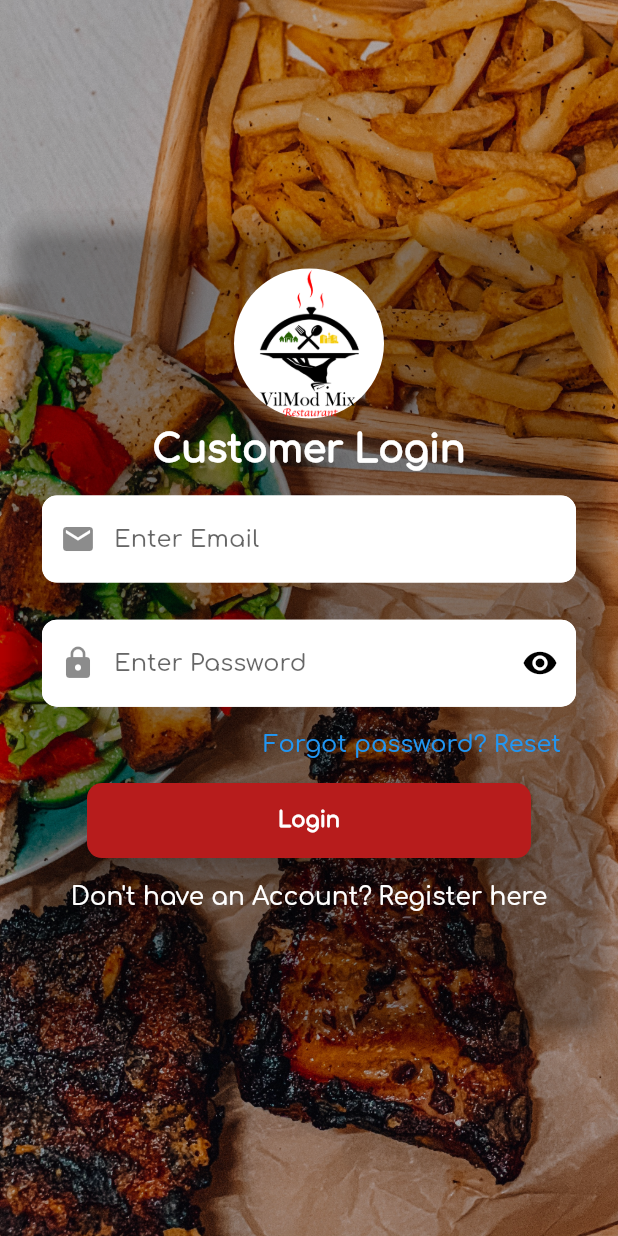
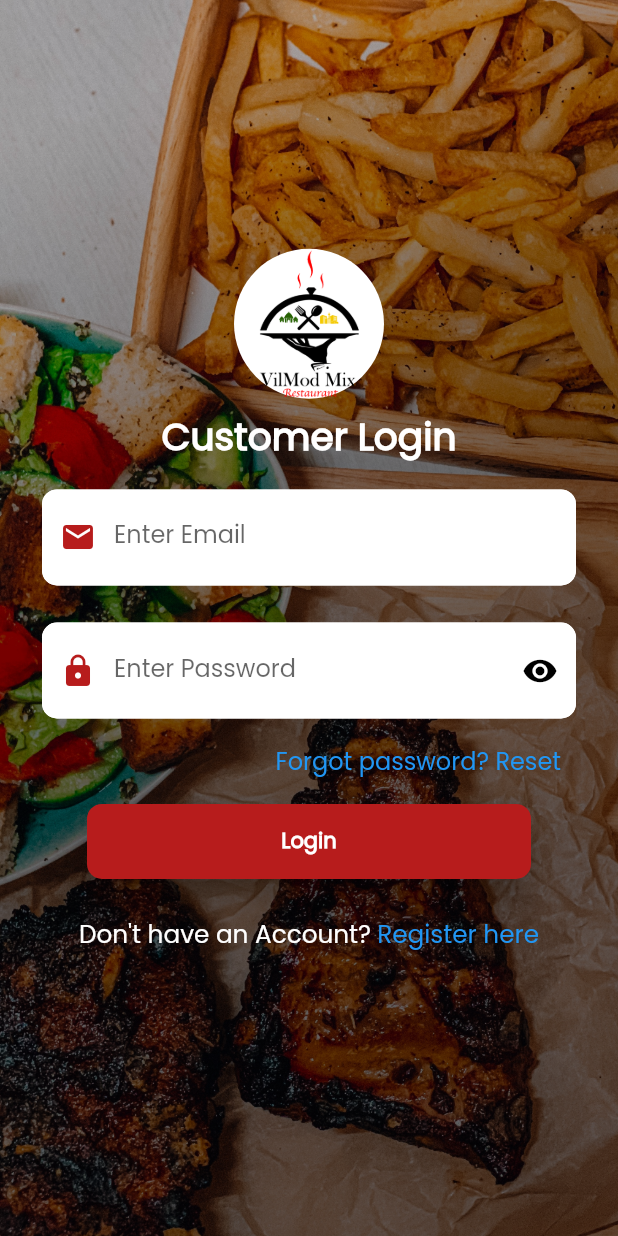
Before and after one commit to beeekelum/vilmod, a Flutter app: the screen it shows after launch, on a phone screen of 412 x 824 dp. Run offline on Flutter 3.47's test engine with Material 2 defaults, Android fonts, the phone set to English and light mode, and no system bars; drawn by our look-alikes of flutter_form_builder; our stand-ins replace badges, cached_network_image, carousel_slider, cloud_firestore, firebase_auth, firebase_messaging and 11 more; missing offline and left inert: bloc_pattern, flutter_inappwebview; accounts and stored records are empty.

Commit message:
New changes

```diff
--- a/lib/components/loading.dart
+++ b/lib/components/loading.dart
@@ -7,7 +7,7 @@ class Loading extends StatelessWidget {
     return Container(
       color: Colors.white,
       child: Center(
-        child: SpinKitChasingDots(
+        child: SpinKitFadingCircle(
           color: Colors.red[900],
           size: 50,
         ),
--- a/lib/main.dart
+++ b/lib/main.dart
@@ -48,7 +48,7 @@ class MyApp extends StatelessWidget {
                     //home: ProcessOrderPayment(),
                     home: VMSplashScreen(),
                     theme: ThemeData(
-                        primaryColor: Colors.red[900], fontFamily: 'Comfortaa'),
+                        primaryColor: Colors.red[900], fontFamily: 'Poppins'),
                     routes: {
                       '/reset_password': (context) => PasswordReset(),
                       '/home_page': (context) => MyHomePage(),
--- a/lib/screens/cart.dart
+++ b/lib/screens/cart.dart
@@ -665,7 +665,7 @@ class _ItemContentState extends State<ItemContent> {
                       TextSpan(
                           text: widget.foodItem.foodItemName,
                           style: TextStyle(
-                              fontFamily: 'Comfortaa',
+                              fontFamily: 'Poppins',
                               fontSize: 15,
                               fontWeight: FontWeight.bold)),
                     ],
--- a/lib/screens/mobile_profile.dart
+++ b/lib/screens/mobile_profile.dart
@@ -183,14 +183,14 @@ class MobileProfile extends StatelessWidget {
                 fontSize: 16,
                 color: Colors.black,
                 fontWeight: FontWeight.w500,
-                fontFamily: 'Comfortaa', decoration: TextDecoration.underline,),
+                fontFamily: 'Poppins', decoration: TextDecoration.underline,),
           ),
           subtitle: Text(
             title,
             style: TextStyle(
                 fontSize: 13,
                 fontWeight: FontWeight.w100,
-                fontFamily: 'Comfortaa', color: Colors.black38),
+                fontFamily: 'Poppins', color: Colors.black38),
           ),
         ),
       ),
--- a/lib/screens/sign_in_page.dart
+++ b/lib/screens/sign_in_page.dart
@@ -8,6 +8,7 @@ import 'package:vilmod/services/auth.dart';
 import 'package:flutter_form_builder/flutter_form_builder.dart';
 import 'package:vilmod/utils/SizeConfig.dart';
 import 'package:vilmod/widgets/styles.dart';
+import 'package:flushbar/flushbar.dart';
 
 class SignIn extends StatefulWidget {
   final Function toggleView;
@@ -20,6 +21,7 @@ class SignIn extends StatefulWidget {
 
 class _SignInState extends State<SignIn> {
   final AuthService _auth = AuthService();
+
   // final _formKey = GlobalKey<FormState>();
   bool autoValidate = false;
   final GlobalKey<FormBuilderState> _fbKey = GlobalKey<FormBuilderState>();
@@ -56,8 +58,8 @@ class _SignInState extends State<SignIn> {
                       gradient: LinearGradient(
                         colors: [
                           Colors.black.withOpacity(0.3),
-                          Colors.black.withOpacity(0.3),
-                          Colors.black.withOpacity(0.3),
+                          Colors.black.withOpacity(0.5),
+                          Colors.black.withOpacity(0.6),
                         ],
                         //begin: Alignment.bottomLeft,
                         begin: Alignment.topCenter,
@@ -70,9 +72,9 @@ class _SignInState extends State<SignIn> {
                       child: Padding(
                         padding: const EdgeInsets.all(8.0),
                         child: Material(
-                          elevation: 5,
+                          //elevation: 5,
                           color: Colors.transparent,
-                          shadowColor: Colors.black,
+                          //shadowColor: Colors.black,
                           borderRadius: BorderRadius.circular(20),
                           child: FormBuilder(
                             key: _fbKey,
@@ -102,11 +104,14 @@ class _SignInState extends State<SignIn> {
                                       left: 20.0, right: 20.0),
                                   child: FormBuilderTextField(
                                     attribute: "email",
-                                    decoration: textFormFieldDecoration.copyWith(
+                                    decoration:
+                                        textFormFieldDecoration.copyWith(
                                             labelText: "Enter Email",
                                             hintText: "Email",
-                                      prefixIcon: Icon(Icons.mail)
-                                    ),
+                                            prefixIcon: Icon(
+                                              Icons.mail,
+                                              color: Colors.red[900],
+                                            )),
                                     onChanged: (value) {
                                       email = value.toString().trim();
                                     },
@@ -123,10 +128,14 @@ class _SignInState extends State<SignIn> {
                                   child: FormBuilderTextField(
                                     obscureText: passwordVisible,
                                     attribute: 'password',
-                                    decoration: textFormFieldDecoration.copyWith(
+                                    decoration:
+                                        textFormFieldDecoration.copyWith(
                                       hintText: 'Password',
                                       labelText: 'Enter Password',
-                                      prefixIcon: Icon(Icons.lock),
+                                      prefixIcon: Icon(
+                                        Icons.lock,
+                                        color: Colors.red[900],
+                                      ),
                                       suffixIcon: IconButton(
                                         icon: Icon(
                                           passwordVisible
@@ -156,8 +165,9 @@ class _SignInState extends State<SignIn> {
                                 ),
                                 _buildSpaceWidget(2),
                                 GestureDetector(
-                                  onTap: (){
-                                    Navigator.pushNamed(context, '/reset_password');
+                                  onTap: () {
+                                    Navigator.pushNamed(
+                                        context, '/reset_password');
                                   },
                                   child: Padding(
                                     padding: const EdgeInsets.only(
@@ -196,13 +206,15 @@ class _SignInState extends State<SignIn> {
                                         setState(() {
                                           loading = true;
                                         });
-                                        dynamic result =
-                                            await _auth.signInWithEmailAndPassword(
+                                        dynamic result = await _auth
+                                            .signInWithEmailAndPassword(
                                                 email, password);
                                         if (result == null) {
                                           setState(() {
                                             error =
-                                                'Could not sign in with those credentials';
+                                                'Could not sign in with those credentials. Please check email or password';
+                                            showFloatingFlushBar(
+                                                context, error);
                                             loading = false;
                                           });
                                         }
@@ -210,7 +222,7 @@ class _SignInState extends State<SignIn> {
                                     },
                                   ),
                                 ),
-                                _buildSpaceWidget(2),
+                                _buildSpaceWidget(3),
                                 Row(
                                   mainAxisAlignment: MainAxisAlignment.center,
                                   children: <Widget>[
@@ -218,7 +230,8 @@ class _SignInState extends State<SignIn> {
                                       "Don't have an Account?",
                                       style: TextStyle(
                                           color: Colors.white,
-                                          fontSize: 2 * SizeConfig.textMultiplier),
+                                          fontSize:
+                                              2 * SizeConfig.textMultiplier),
                                     ),
                                     SizedBox(
                                       width: 1 * SizeConfig.widthMultiplier,
@@ -228,13 +241,15 @@ class _SignInState extends State<SignIn> {
                                         Navigator.push(
                                             context,
                                             MaterialPageRoute(
-                                                builder: (context) => SignUp()));
+                                                builder: (context) =>
+                                                    SignUp()));
                                       },
                                       child: Text(
                                         "Register here",
                                         style: TextStyle(
-                                            color: Colors.white,
-                                            fontSize: 2 * SizeConfig.textMultiplier),
+                                            color: Colors.blue,
+                                            fontSize:
+                                                2 * SizeConfig.textMultiplier),
                                       ),
                                     ),
                                   ],
@@ -293,20 +308,27 @@ class _SignInState extends State<SignIn> {
 ////                                    )
 //                                  ],
 //                                ),
-                                Column(
-                                  mainAxisAlignment: MainAxisAlignment.center,
+                                Padding(
+                                  padding: const EdgeInsets.only(
+                                      left: 20.0, right: 20.0),
+                                  child: Center(
+                                    child: Row(
+                                      mainAxisAlignment:
+                                          MainAxisAlignment.center,
                                       children: <Widget>[
-                                    SizedBox(
-                                      height: 20,
-                                    ),
-                                    Center(
+                                        Flexible(
                                           child: Text(
                                             error,
+                                            textAlign: TextAlign.center,
                                             style: TextStyle(
-                                            color: Colors.red, fontSize: 18),
+                                                color: Colors.red,
+                                                fontSize: 16),
+                                            maxLines: 3,
                                           ),
                                         ),
                                       ],
+                                    ),
+                                  ),
                                 ),
                               ],
                             ),
@@ -340,6 +362,35 @@ class _SignInState extends State<SignIn> {
           );
   }
 
+  void showFloatingFlushBar(BuildContext context, String error) {
+    Flushbar(
+      //aroundPadding: EdgeInsets.all(10),
+      borderRadius: 10,
+      backgroundGradient: LinearGradient(
+        colors: [Colors.red.shade900, Colors.red.shade600],
+        stops: [0.6, 1],
+      ),
+      boxShadows: [
+        BoxShadow(
+          color: Colors.black45,
+          offset: Offset(3, 3),
+          blurRadius: 3,
+        ),
+      ],
+      dismissDirection: FlushbarDismissDirection.VERTICAL,
+      forwardAnimationCurve: Curves.fastLinearToSlowEaseIn,
+      duration: Duration(milliseconds: 3000),
+      flushbarPosition: FlushbarPosition.BOTTOM,
+      icon: Icon(
+        Icons.warning,
+        color: Colors.white,
+      ),
+      shouldIconPulse: true,
+      title: 'Error logging in',
+      message: error,
+    )..show(context);
+  }
+
   Widget _buildSpaceWidget(int height) {
     return SizedBox(
       height: height * SizeConfig.heightMultiplier,
--- a/lib/screens/sign_up_page.dart
+++ b/lib/screens/sign_up_page.dart
@@ -62,8 +62,8 @@ class _SignUpState extends State<SignUp> {
                       gradient: LinearGradient(
                         colors: [
                           Colors.black.withOpacity(0.3),
-                          Colors.black.withOpacity(0.3),
-                          Colors.black.withOpacity(0.3),
+                          Colors.black.withOpacity(0.5),
+                          Colors.black.withOpacity(0.6),
                         ],
                         //begin: Alignment.bottomLeft,
                         begin: Alignment.topCenter,
@@ -76,7 +76,7 @@ class _SignUpState extends State<SignUp> {
                       child: Padding(
                         padding: const EdgeInsets.all(8.0),
                         child: Material(
-                          elevation: 5,
+                          //elevation: 5,
                           color: Colors.transparent,
                           shadowColor: Colors.black,
                           borderRadius: BorderRadius.circular(20),
--- a/pubspec.yaml
+++ b/pubspec.yaml
@@ -64,9 +64,9 @@ flutter:
      - family: CustomIcon
        fonts:
          - asset: assets/fonts/call.ttf
-     - family: Comfortaa
+     - family: Poppins
        fonts:
-         - asset: assets/fonts/Comfortaa-Medium.ttf
+         - asset: assets/fonts/Poppins-Regular.ttf
      - family: CormorantInfant
        fonts:
          - asset: assets/fonts/CormorantInfant-Regular.ttf
```
Also changed, not shown: lib/screens/home_page.dart (+42 -46 lines), lib/widgets/drawer.dart (+5 -5 lines), assets/fonts/Poppins-Regular.ttf (added), 10 other files. Lines whose indentation alone changed are shown as unchanged.
